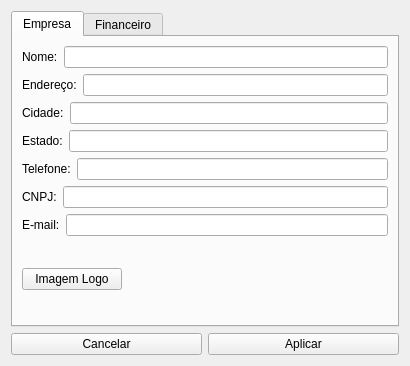
Qt form configuracao.ui (GabR36/QEstoqueLoja) before a commit.
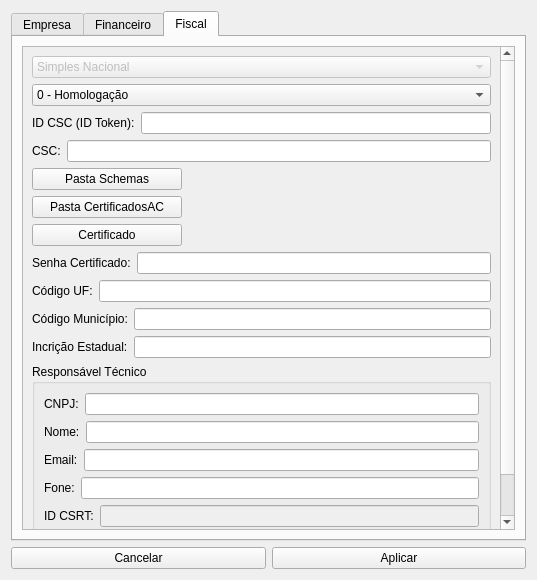
The same form after that commit.

The edit to the form file:
```diff
--- a/configuracao.ui
+++ b/configuracao.ui
@@ -6,8 +6,8 @@
    <rect>
     <x>0</x>
     <y>0</y>
-    <width>410</width>
-    <height>366</height>
+    <width>537</width>
+    <height>580</height>
    </rect>
   </property>
   <property name="windowTitle">
@@ -17,13 +17,13 @@
    <item>
     <widget class="QTabWidget" name="tabWidget">
      <property name="currentIndex">
-      <number>0</number>
+      <number>2</number>
      </property>
      <widget class="QWidget" name="tab">
       <attribute name="title">
        <string>Empresa</string>
       </attribute>
-      <layout class="QVBoxLayout" name="verticalLayout">
+      <layout class="QVBoxLayout" name="verticalLayout_6">
        <item>
         <layout class="QHBoxLayout" name="horizontalLayout">
          <item>
@@ -71,7 +71,7 @@
          <item>
           <widget class="QLabel" name="label_10">
            <property name="text">
-            <string>Estado:</string>
+            <string>UF:</string>
            </property>
           </widget>
          </item>
@@ -133,7 +133,7 @@
            <property name="maximumSize">
             <size>
              <width>100</width>
-             <height>16777215</height>
+             <height>25</height>
             </size>
            </property>
            <property name="text">
@@ -143,6 +143,12 @@
          </item>
          <item>
           <widget class="QLabel" name="Ledt_LogoEmpresa">
+           <property name="maximumSize">
+            <size>
+             <width>16777215</width>
+             <height>25</height>
+            </size>
+           </property>
            <property name="text">
             <string/>
            </property>
@@ -205,6 +211,340 @@
        </item>
       </layout>
      </widget>
+     <widget class="QWidget" name="tab_3">
+      <attribute name="title">
+       <string>Fiscal</string>
+      </attribute>
+      <layout class="QVBoxLayout" name="verticalLayout">
+       <item>
+        <widget class="QScrollArea" name="scrollArea">
+         <property name="verticalScrollBarPolicy">
+          <enum>Qt::ScrollBarPolicy::ScrollBarAlwaysOn</enum>
+         </property>
+         <property name="widgetResizable">
+          <bool>true</bool>
+         </property>
+         <widget class="QWidget" name="scrollAreaWidgetContents">
+          <property name="geometry">
+           <rect>
+            <x>0</x>
+            <y>-81</y>
+            <width>481</width>
+            <height>564</height>
+           </rect>
+          </property>
+          <layout class="QVBoxLayout" name="verticalLayout_4">
+           <item>
+            <widget class="QComboBox" name="CBox_Opcao">
+             <property name="enabled">
+              <bool>false</bool>
+             </property>
+             <item>
+              <property name="text">
+               <string>Simples Nacional</string>
+              </property>
+             </item>
+            </widget>
+           </item>
+           <item>
+            <widget class="QComboBox" name="CBox_Tpamp">
+             <item>
+              <property name="text">
+               <string>0 - Homologação</string>
+              </property>
+             </item>
+             <item>
+              <property name="text">
+               <string>1 - Produção</string>
+              </property>
+             </item>
+            </widget>
+           </item>
+           <item>
+            <layout class="QHBoxLayout" name="horizontalLayout_18">
+             <item>
+              <widget class="QLabel" name="label_11">
+               <property name="text">
+                <string>ID CSC (ID Token):</string>
+               </property>
+              </widget>
+             </item>
+             <item>
+              <widget class="QLineEdit" name="Ledit_Idcsc"/>
+             </item>
+            </layout>
+           </item>
+           <item>
+            <layout class="QHBoxLayout" name="horizontalLayout_17">
+             <item>
+              <widget class="QLabel" name="label_12">
+               <property name="text">
+                <string>CSC:</string>
+               </property>
+              </widget>
+             </item>
+             <item>
+              <widget class="QLineEdit" name="Ledit_Csc"/>
+             </item>
+            </layout>
+           </item>
+           <item>
+            <layout class="QHBoxLayout" name="horizontalLayout_14">
+             <item>
+              <widget class="QPushButton" name="Btn_schemaPath">
+               <property name="maximumSize">
+                <size>
+                 <width>150</width>
+                 <height>25</height>
+                </size>
+               </property>
+               <property name="text">
+                <string>Pasta Schemas</string>
+               </property>
+              </widget>
+             </item>
+             <item>
+              <widget class="QLabel" name="Lbl_SchemaPath">
+               <property name="maximumSize">
+                <size>
+                 <width>16777215</width>
+                 <height>25</height>
+                </size>
+               </property>
+               <property name="text">
+                <string/>
+               </property>
+              </widget>
+             </item>
+            </layout>
+           </item>
+           <item>
+            <layout class="QHBoxLayout" name="horizontalLayout_19">
+             <item>
+              <widget class="QPushButton" name="Btn_CertficadoAcPath">
+               <property name="maximumSize">
+                <size>
+                 <width>150</width>
+                 <height>25</height>
+                </size>
+               </property>
+               <property name="text">
+                <string>Pasta CertificadosAC</string>
+               </property>
+              </widget>
+             </item>
+             <item>
+              <widget class="QLabel" name="Lbl_CertificadoAcPath">
+               <property name="maximumSize">
+                <size>
+                 <width>16777215</width>
+                 <height>25</height>
+                </size>
+               </property>
+               <property name="text">
+                <string/>
+               </property>
+              </widget>
+             </item>
+            </layout>
+           </item>
+           <item>
+            <layout class="QHBoxLayout" name="horizontalLayout_15">
+             <item>
+              <widget class="QPushButton" name="Btn_certificadoPath">
+               <property name="maximumSize">
+                <size>
+                 <width>150</width>
+                 <height>25</height>
+                </size>
+               </property>
+               <property name="text">
+                <string>Certificado</string>
+               </property>
+              </widget>
+             </item>
+             <item>
+              <widget class="QLabel" name="Lbl_CertificadoPath">
+               <property name="maximumSize">
+                <size>
+                 <width>16777215</width>
+                 <height>25</height>
+                </size>
+               </property>
+               <property name="text">
+                <string/>
+               </property>
+              </widget>
+             </item>
+            </layout>
+           </item>
+           <item>
+            <layout class="QHBoxLayout" name="horizontalLayout_16">
+             <item>
+              <widget class="QLabel" name="label_13">
+               <property name="text">
+                <string>Senha Certificado:</string>
+               </property>
+              </widget>
+             </item>
+             <item>
+              <widget class="QLineEdit" name="Ledit_CertificadoSenha">
+               <property name="echoMode">
+                <enum>QLineEdit::EchoMode::Password</enum>
+               </property>
+              </widget>
+             </item>
+            </layout>
+           </item>
+           <item>
+            <layout class="QHBoxLayout" name="horizontalLayout_24">
+             <item>
+              <widget class="QLabel" name="label_18">
+               <property name="text">
+                <string>Código UF:</string>
+               </property>
+              </widget>
+             </item>
+             <item>
+              <widget class="QLineEdit" name="Ledt_CUf"/>
+             </item>
+            </layout>
+           </item>
+           <item>
+            <layout class="QHBoxLayout" name="horizontalLayout_25">
+             <item>
+              <widget class="QLabel" name="label_19">
+               <property name="text">
+                <string>Código Município:</string>
+               </property>
+              </widget>
+             </item>
+             <item>
+              <widget class="QLineEdit" name="Ledt_CMun"/>
+             </item>
+            </layout>
+           </item>
+           <item>
+            <layout class="QHBoxLayout" name="horizontalLayout_26">
+             <item>
+              <widget class="QLabel" name="label_20">
+               <property name="text">
+                <string>Incrição Estadual:</string>
+               </property>
+              </widget>
+             </item>
+             <item>
+              <widget class="QLineEdit" name="Ledt_IE"/>
+             </item>
+            </layout>
+           </item>
+           <item>
+            <widget class="QGroupBox" name="groupBox">
+             <property name="title">
+              <string>Responsável Técnico</string>
+             </property>
+             <layout class="QVBoxLayout" name="verticalLayout_5">
+              <item>
+               <layout class="QHBoxLayout" name="horizontalLayout_27">
+                <item>
+                 <widget class="QLabel" name="label_21">
+                  <property name="text">
+                   <string>CNPJ:</string>
+                  </property>
+                 </widget>
+                </item>
+                <item>
+                 <widget class="QLineEdit" name="Ledt_CnpjRespTec"/>
+                </item>
+               </layout>
+              </item>
+              <item>
+               <layout class="QHBoxLayout" name="horizontalLayout_28">
+                <item>
+                 <widget class="QLabel" name="label_22">
+                  <property name="text">
+                   <string>Nome:</string>
+                  </property>
+                 </widget>
+                </item>
+                <item>
+                 <widget class="QLineEdit" name="Ledt_NomeRespTec"/>
+                </item>
+               </layout>
+              </item>
+              <item>
+               <layout class="QHBoxLayout" name="horizontalLayout_29">
+                <item>
+                 <widget class="QLabel" name="label_24">
+                  <property name="text">
+                   <string>Email:</string>
+                  </property>
+                 </widget>
+                </item>
+                <item>
+                 <widget class="QLineEdit" name="Ledt_EmailRespTec"/>
+                </item>
+               </layout>
+              </item>
+              <item>
+               <layout class="QHBoxLayout" name="horizontalLayout_30">
+                <item>
+                 <widget class="QLabel" name="label_25">
+                  <property name="text">
+                   <string>Fone:</string>
+                  </property>
+                 </widget>
+                </item>
+                <item>
+                 <widget class="QLineEdit" name="Ledt_FoneRespTec"/>
+                </item>
+               </layout>
+              </item>
+              <item>
+               <layout class="QHBoxLayout" name="horizontalLayout_31">
+                <item>
+                 <widget class="QLabel" name="label_26">
+                  <property name="text">
+                   <string>ID CSRT:</string>
+                  </property>
+                 </widget>
+                </item>
+                <item>
+                 <widget class="QLineEdit" name="Ledt_IdCsrtRespTec">
+                  <property name="enabled">
+                   <bool>false</bool>
+                  </property>
+                 </widget>
+                </item>
+               </layout>
+              </item>
+              <item>
+               <layout class="QHBoxLayout" name="horizontalLayout_32">
+                <item>
+                 <widget class="QLabel" name="label_27">
+                  <property name="text">
+                   <string>HASH CSRT:</string>
+                  </property>
+                 </widget>
+                </item>
+                <item>
+                 <widget class="QLineEdit" name="Ledt_HashCsrtRespTec">
+                  <property name="enabled">
+                   <bool>false</bool>
+                  </property>
+                 </widget>
+                </item>
+               </layout>
+              </item>
+             </layout>
+            </widget>
+           </item>
+          </layout>
+         </widget>
+        </widget>
+       </item>
+      </layout>
+     </widget>
     </widget>
    </item>
    <item>
```
Left out of the diff: 56 changed lines with no effect on the pictures.
